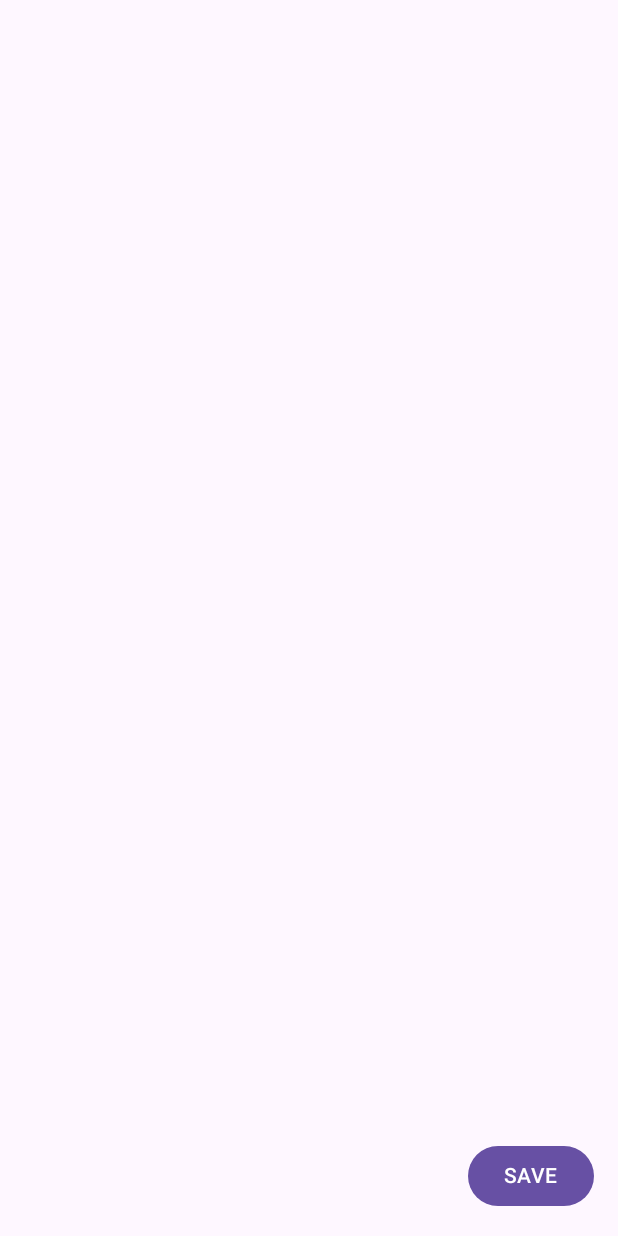
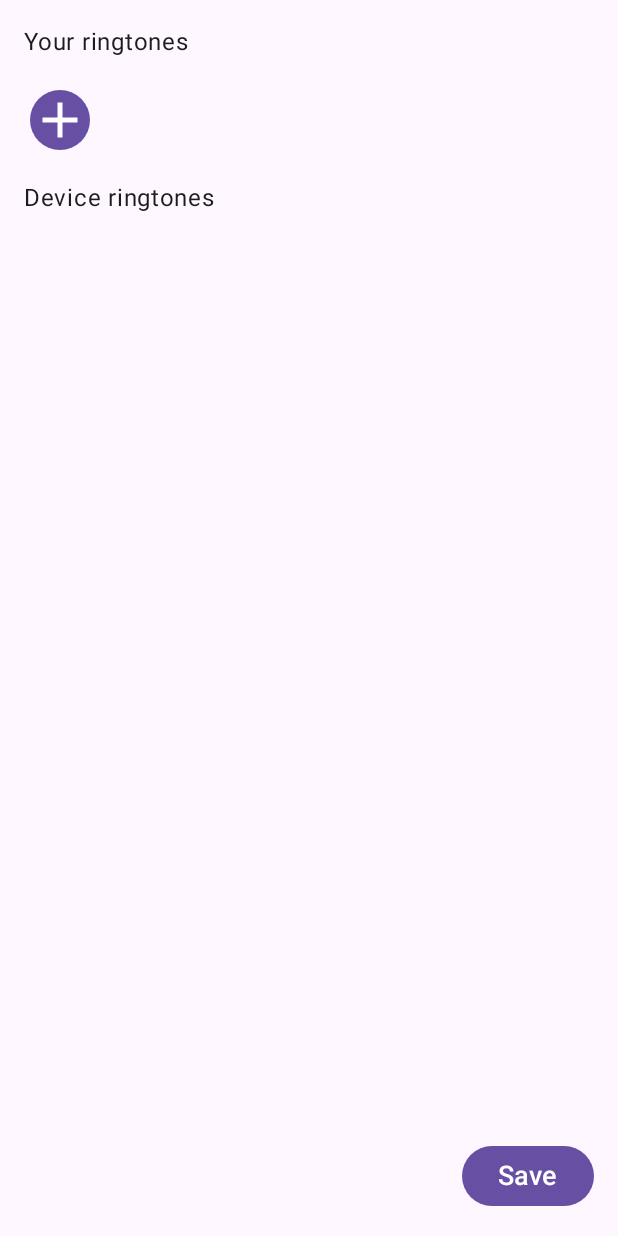
Before and after one commit to MrVSV/alarm-clock, an Android app built with Jetpack Compose: the composable RingtonePickerScreen called with empty values, on a phone screen of 412 x 824 dp. Run offline under Robolectric (Android 15) with nearby library versions, the phone set to English and light mode, and no system bars; 1 statement that could not run was skipped.

Commit message:
ringtone preview

```diff
--- a/feature_alarm_clock/src/main/java/com/vsv/feature_alarm_clock/presentation/alarms_screen/AlarmsScreenItem.kt
+++ b/feature_alarm_clock/src/main/java/com/vsv/feature_alarm_clock/presentation/alarms_screen/AlarmsScreenItem.kt
@@ -40,6 +40,11 @@ fun AlarmsScreenItem(
         String.format("%02d", alarm.hours) + ":" + String.format("%02d", alarm.minutes),
         DateTimeFormatter.ofPattern("HH:mm")
     )
+//    val context = LocalContext.current
+//    if (context.findActivity().intent.action == RingtoneManager.ACTION_RINGTONE_PICKER) {
+//                navController.navigate(Destination.RingtonePickerScreen.route + "/${alarm.id}")
+//
+//    }
     Card(
         onClick = { },
         modifier = Modifier
@@ -72,6 +77,15 @@ fun AlarmsScreenItem(
         }
         TextButton(
             onClick = {
+//                Intent(RingtoneManager.ACTION_RINGTONE_PICKER).apply {
+//                    putExtra(RingtoneManager.EXTRA_RINGTONE_EXISTING_URI, alarm.ringtoneUri)
+//                    putExtra(RingtoneManager.EXTRA_RINGTONE_SHOW_SILENT, true)
+//                    putExtra(RingtoneManager.EXTRA_RINGTONE_SHOW_DEFAULT, true)
+//                    putExtra(RingtoneManager.EXTRA_RINGTONE_TITLE, "select ringtone")
+//                    putExtra(RingtoneManager.EXTRA_RINGTONE_TYPE, RingtoneManager.TYPE_ALL)
+//                }.also {
+//                   context.startActivity(it)
+//                }
                 navController.navigate(Destination.RingtonePickerScreen.route + "/${alarm.id}")
             },
             modifier.padding(start = 16.dp)
@@ -82,6 +96,7 @@ fun AlarmsScreenItem(
             imageVector = Icons.Default.Delete,
             contentDescription = "delete alarm",
             modifier = Modifier
+                .padding(16.dp)
                 .clickable(
                     enabled = true,
                     onClick = { onEvent(AlarmScreenEvent.DeleteAlarm(alarmItem = alarm)) }
--- a/feature_alarm_clock/src/main/java/com/vsv/feature_alarm_clock/presentation/ringtone_picker_screen/RingtonePickerScreen.kt
+++ b/feature_alarm_clock/src/main/java/com/vsv/feature_alarm_clock/presentation/ringtone_picker_screen/RingtonePickerScreen.kt
@@ -6,17 +6,26 @@ import android.media.AudioManager
 import android.media.MediaPlayer
 import android.net.Uri
 import android.util.Log
+import androidx.activity.compose.rememberLauncherForActivityResult
+import androidx.activity.result.contract.ActivityResultContracts
+import androidx.compose.foundation.background
 import androidx.compose.foundation.layout.Arrangement
-import androidx.compose.foundation.layout.Column
 import androidx.compose.foundation.layout.Row
 import androidx.compose.foundation.layout.fillMaxSize
 import androidx.compose.foundation.layout.fillMaxWidth
+import androidx.compose.foundation.layout.height
 import androidx.compose.foundation.layout.padding
+import androidx.compose.foundation.layout.size
 import androidx.compose.foundation.lazy.LazyColumn
 import androidx.compose.foundation.lazy.items
 import androidx.compose.foundation.selection.selectable
 import androidx.compose.foundation.selection.selectableGroup
+import androidx.compose.material.icons.Icons
+import androidx.compose.material.icons.filled.Add
 import androidx.compose.material3.Button
+import androidx.compose.material3.Icon
+import androidx.compose.material3.IconButton
+import androidx.compose.material3.MaterialTheme
 import androidx.compose.material3.RadioButton
 import androidx.compose.material3.Scaffold
 import androidx.compose.material3.Text
@@ -33,6 +42,9 @@ import androidx.compose.ui.platform.LocalContext
 import androidx.compose.ui.platform.LocalLifecycleOwner
 import androidx.compose.ui.semantics.Role
 import androidx.compose.ui.unit.dp
+import androidx.compose.ui.unit.sp
+import androidx.lifecycle.Lifecycle
+import androidx.lifecycle.LifecycleEventObserver
 import androidx.navigation.NavController
 import com.vsv.core.domain.MyRingtone
 
@@ -44,16 +56,17 @@ fun RingtonePickerScreen(
     navController: NavController,
     modifier: Modifier = Modifier,
 ) {
-    Log.d(TAG, "RingtonePickerScreen: ${state.defaultRingtone}")
     val ringtonesList by remember {
         derivedStateOf { state.ringtonesList }
     }
     var pickedRingtone by remember {
         mutableStateOf(state.defaultRingtone)
     }
+    val lifecycleOwner = LocalLifecycleOwner.current
     val context = LocalContext.current
-    val lifecycleOwner = LocalLifecycleOwner.current
-    val mediaPlayer = MediaPlayer()
+    val mediaPlayer by remember {
+        mutableStateOf(MediaPlayer())
+    }
     val audioAttributes = AudioAttributes.Builder(
     )
         .setUsage(AudioAttributes.USAGE_ALARM)
@@ -76,58 +89,33 @@ fun RingtonePickerScreen(
         }
     }
 
-    DisposableEffect(key1 = Unit){
-
-        onDispose {
+    DisposableEffect(key1 = lifecycleOwner) {
+        val observer = LifecycleEventObserver { _, event ->
+            if (event == Lifecycle.Event.ON_PAUSE) {
                 mediaPlayer.stop()
+            }
+            if (event == Lifecycle.Event.ON_DESTROY) {
                 mediaPlayer.release()
-
-//            lifecycleOwner.lifecycle.removeObserver(observer)
             }
         }
-
-    Scaffold(
-        modifier = modifier.fillMaxSize()
-    ) { paddingValues ->
-        Column(
-            modifier = Modifier.fillMaxSize(),
-        ) {
-            LazyColumn(
-                contentPadding = paddingValues,
-                verticalArrangement = Arrangement.spacedBy(4.dp),
-                modifier = Modifier
-                    .padding(16.dp)
-                    .weight(1f)
-                    .selectableGroup()
-            ) {
-                items(items = ringtonesList) { ringtone ->
-                    Row(
-                        verticalAlignment = Alignment.CenterVertically,
-                        modifier = Modifier
-                            .fillMaxWidth()
-                            .selectable(
-                                selected = ringtone.uri == pickedRingtone?.uri,
-                                onClick = {
-                                    pickedRingtone = ringtone
-                                    playRingtone(ringtone)
-                                },
-                                role = Role.RadioButton
-                            )
-                    ) {
-                        RadioButton(
-                            selected = ringtone.uri == pickedRingtone?.uri,
-                            onClick = null,
-                        )
-                        Text(text = ringtone.title)
+        lifecycleOwner.lifecycle.addObserver(observer)
+        onDispose {
+            lifecycleOwner.lifecycle.removeObserver(observer)
         }
     }
+    val launcher = rememberLauncherForActivityResult(
+        contract = ActivityResultContracts.GetContent(),
+        onResult = { uri ->
+            Log.d(
+                TAG,
+                "RingtonePickerScreen: ${
+                    uri?.lastPathSegment?.dropWhile { it != '/' }?.dropWhile { it == '/' }
+                }"
+            )
         }
-            Row(
-                horizontalArrangement = Arrangement.End,
-                modifier = Modifier
-                    .padding(16.dp)
-                    .fillMaxWidth()
-            ) {
+    )
+    Scaffold(
+        floatingActionButton = {
             Button(
                 onClick = {
                     onEvent(
@@ -137,9 +125,67 @@ fun RingtonePickerScreen(
                         )
                     )
                     navController.navigateUp()
+                },
+                modifier = Modifier
+            ) {
+                Text(text = "Save", fontSize = 18.sp)
             }
+        },
+        modifier = modifier.fillMaxSize()
+    ) { paddingValues ->
+        LazyColumn(
+            contentPadding = paddingValues,
+            verticalArrangement = Arrangement.spacedBy(16.dp),
+            modifier = Modifier
+                .fillMaxSize()
+                .padding(16.dp)
+                .selectableGroup()
         ) {
-                    Text(text = "SAVE")
+            item {
+                Text(text = "Your ringtones")
+            }
+            item {
+                IconButton(
+                    onClick = { launcher.launch("audio/*") },
+                ) {
+                    Icon(
+                        imageVector = Icons.Default.Add,
+                        contentDescription = "add alarm",
+                        tint = MaterialTheme.colorScheme.onPrimary,
+                        modifier = Modifier
+                            .size(48.dp)
+                            .background(MaterialTheme.colorScheme.primary)
+                    )
+                }
+            }
+            item {
+                Text(text = "Device ringtones")
+            }
+            items(items = ringtonesList) { ringtone ->
+                Row(
+                    verticalAlignment = Alignment.CenterVertically,
+                    modifier = Modifier
+                        .fillMaxWidth()
+                        .height(50.dp)
+                        .selectable(
+                            selected = ringtone.uri == pickedRingtone?.uri,
+                            onClick = {
+                                pickedRingtone = ringtone
+                                playRingtone(pickedRingtone as MyRingtone)
+                            },
+                            role = Role.RadioButton
+                        )
+                ) {
+                    RadioButton(
+                        selected = ringtone.uri == pickedRingtone?.uri,
+                        onClick = null,
+                    )
+                    Text(
+                        text = ringtone.title,
+                        fontSize = MaterialTheme.typography.titleLarge.fontSize,
+                        modifier = Modifier
+                            .padding(start = 16.dp)
+                    )
                 }
             }
         }
```
Lines whose indentation alone changed are shown as unchanged.
